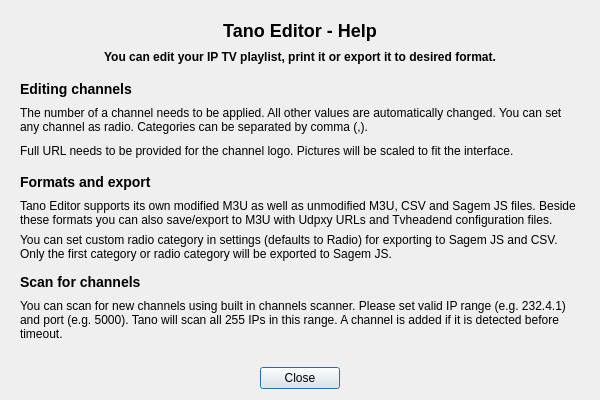
Above: src/ui/playlist/PlaylistEditorHelp.ui from ntadej/tano before the change. Below: the same form after it.
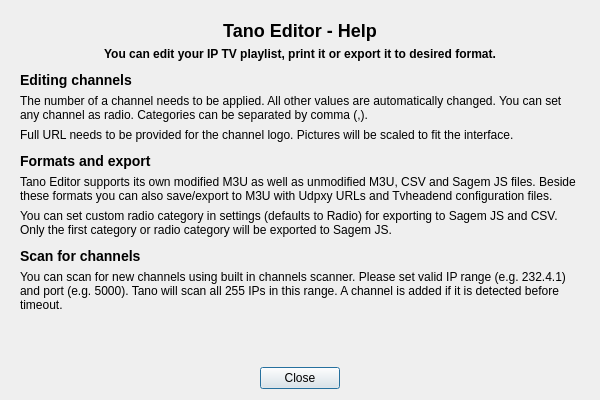
That is the form after the change. Icons and pictures are not drawn.

Diff of the .ui file:
```diff
--- a/src/ui/playlist/PlaylistEditorHelp.ui
+++ b/src/ui/playlist/PlaylistEditorHelp.ui
@@ -186,6 +186,12 @@
          <property name="orientation">
           <enum>Qt::Vertical</enum>
          </property>
+         <property name="sizeHint" stdset="0">
+          <size>
+           <width>0</width>
+           <height>0</height>
+          </size>
+         </property>
         </spacer>
        </item>
       </layout>
```
